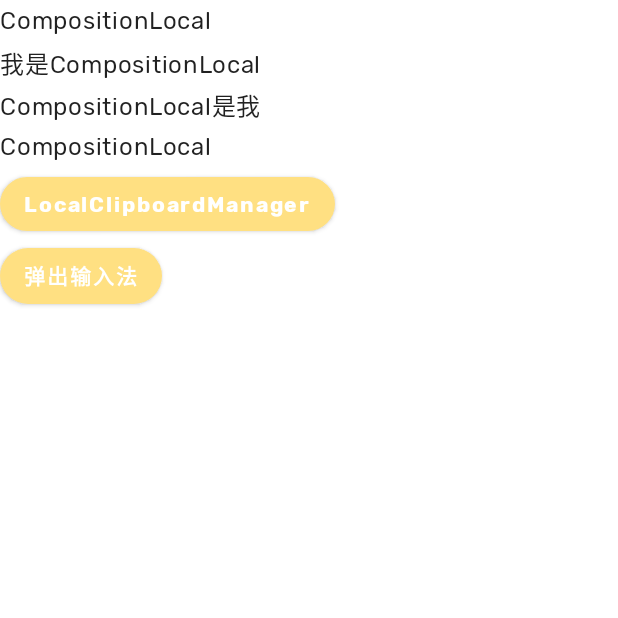
After one commit to jianwenzhou/ComposeMaster, an Android app built with Jetpack Compose: the composable MyCompositionLocal shown on its own in the app's theme, on a phone screen of 412 x 824 dp, the top half of it. The commit adds this screen. Run offline under Robolectric (Android 15) with nearby library versions, the phone set to English and light mode, and no system bars; 1 statement that could not run was skipped.

Commit message:
CompositionLocal:隐式传参

```diff
--- a/app/src/main/java/com/jianwen/composemaster/MainViewModel.kt
+++ b/app/src/main/java/com/jianwen/composemaster/MainViewModel.kt
@@ -72,10 +72,14 @@ class MainViewModel : ViewModel() {
                     Const.Video,
                     Const.WebView,
                 )
-            ),
 
 
             //数据流
+            ),MainListData(
+                "数据流相关", listOf(
+                    Const.CompositionLocal,
+                )
+            ),
 
         )
     }
--- a/app/src/main/java/com/jianwen/composemaster/data/Const.kt
+++ b/app/src/main/java/com/jianwen/composemaster/data/Const.kt
@@ -46,4 +46,7 @@ object Const {
     const val Video = "Video"
     const val WebView = "WebView"
 
+    //数据流
+    const val CompositionLocal = "CompositionLocal"
+
 }
--- a/app/src/main/java/com/jianwen/composemaster/simple/SimpleCompose.kt
+++ b/app/src/main/java/com/jianwen/composemaster/simple/SimpleCompose.kt
@@ -86,7 +86,10 @@ fun SimpleCompose(type: String?) {
         }
         Const.WebView -> {
             val state = rememberWebViewState(url = "https://developer.android.google.cn/")
-            MyWebView(state = state,captureBackPresses = true)
+            MyWebView(state = state, captureBackPresses = true)
+        }
+        Const.CompositionLocal -> {
+            MyCompositionLocal()
         }
 
     }
--- /dev/null
+++ b/app/src/main/java/com/jianwen/composemaster/ui/layout/MyCompositionLocal.kt
@@ -0,0 +1,86 @@
+package com.jianwen.composemaster.ui.layout
+
+import android.widget.Toast
+import androidx.compose.foundation.layout.Column
+import androidx.compose.material.Button
+import androidx.compose.material.Text
+import androidx.compose.runtime.Composable
+import androidx.compose.runtime.CompositionLocalProvider
+import androidx.compose.runtime.compositionLocalOf
+import androidx.compose.ui.ExperimentalComposeUiApi
+import androidx.compose.ui.platform.LocalClipboardManager
+import androidx.compose.ui.platform.LocalContext
+import androidx.compose.ui.platform.LocalLifecycleOwner
+import androidx.compose.ui.platform.LocalSoftwareKeyboardController
+import androidx.compose.ui.text.AnnotatedString
+import androidx.compose.ui.tooling.preview.Preview
+import androidx.lifecycle.Lifecycle
+
+
+/**
+ * @ProjectName ComposeMaster
+ * @PackageName com.jianwen.composemaster.ui.layout
+ * @Author jianwen.zhou
+ * @Date 2022/3/13 22:42
+ * @Des CompositionLocal:隐式传参，MaterialTheme里面的color，shape等等都是通过staticCompositionLocalOf生成的。
+ * 要点1.infix函数 LocalContentAlpha provides ContentAlpha.medium 等于 LocalContentAlpha.provides(ContentAlpha.medium)
+ * 要点2.通过CompositionLocalProvider修改LocalContentAlpha,只针对CompositionLocalProvider的域下剩下。
+ * 要点3.Compose中已经封装了很多CompositionLocal,例如context,键盘管理,ClipboardManager,lifecycle等等常用的小组件.
+ */
+val textCompositionLocal = compositionLocalOf { "CompositionLocal" }
+
+@OptIn(ExperimentalComposeUiApi::class)
+@Composable
+fun MyCompositionLocal() {
+    Column {
+        //自定义CompositionLocal
+        TextCompositionLocalText()
+
+        //剪切板
+        val clipboardManager = LocalClipboardManager.current
+        Button(onClick = { clipboardManager.setText(AnnotatedString("LocalClipboardManager")) }) {
+            Text(text = "LocalClipboardManager")
+        }
+
+
+        //输入法
+        val keyboard = LocalSoftwareKeyboardController.current
+        Button(onClick = { keyboard?.show() }) {
+            Text(text = "弹出输入法")
+        }
+
+        //生命周期
+        val lifecycle = LocalLifecycleOwner.current.lifecycle
+
+
+        //上下文
+        val context = LocalContext.current
+        Toast.makeText(context, "LocalContext", Toast.LENGTH_SHORT).show()
+
+    }
+}
+
+@Composable
+private fun TextCompositionLocalText() {
+    Column {
+        ShowText(textCompositionLocal.current)
+        CompositionLocalProvider(textCompositionLocal provides "我是CompositionLocal") {
+            ShowText(textCompositionLocal.current)
+        }
+        CompositionLocalProvider(textCompositionLocal provides "CompositionLocal是我") {
+            ShowText(textCompositionLocal.current)
+        }
+        ShowText(textCompositionLocal.current)
+    }
+}
+
+@Composable
+private fun ShowText(text: String) {
+    Text(text = text)
+}
+
+@Preview
+@Composable
+fun MyCompositionLocalPreView() {
+    MyCompositionLocal()
+}
--- a/app/src/main/java/com/jianwen/composemaster/ui/theme/Images.kt
+++ b/app/src/main/java/com/jianwen/composemaster/ui/theme/Images.kt
@@ -11,6 +11,9 @@ import androidx.compose.runtime.staticCompositionLocalOf
 @Immutable
 data class Images(@DrawableRes val lockupLogo: Int)
 
+/**
+ * internal 限制了跨 module 的方法的使用
+ */
 internal val LocalImages = staticCompositionLocalOf<Images> {
     error("No LocalImages specified")
 }
```
